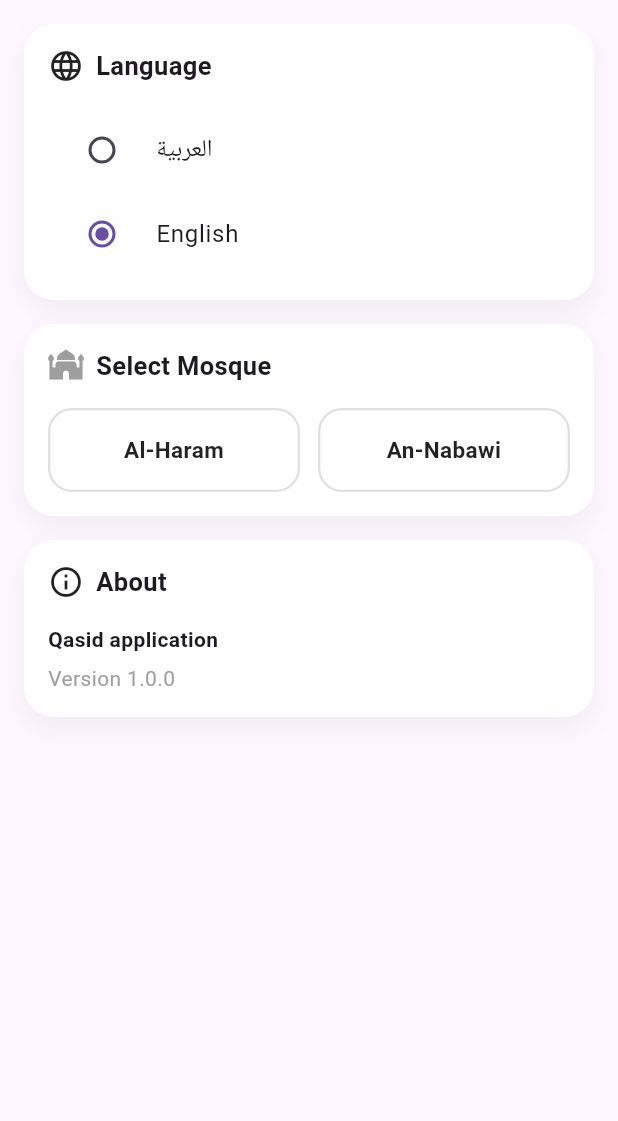
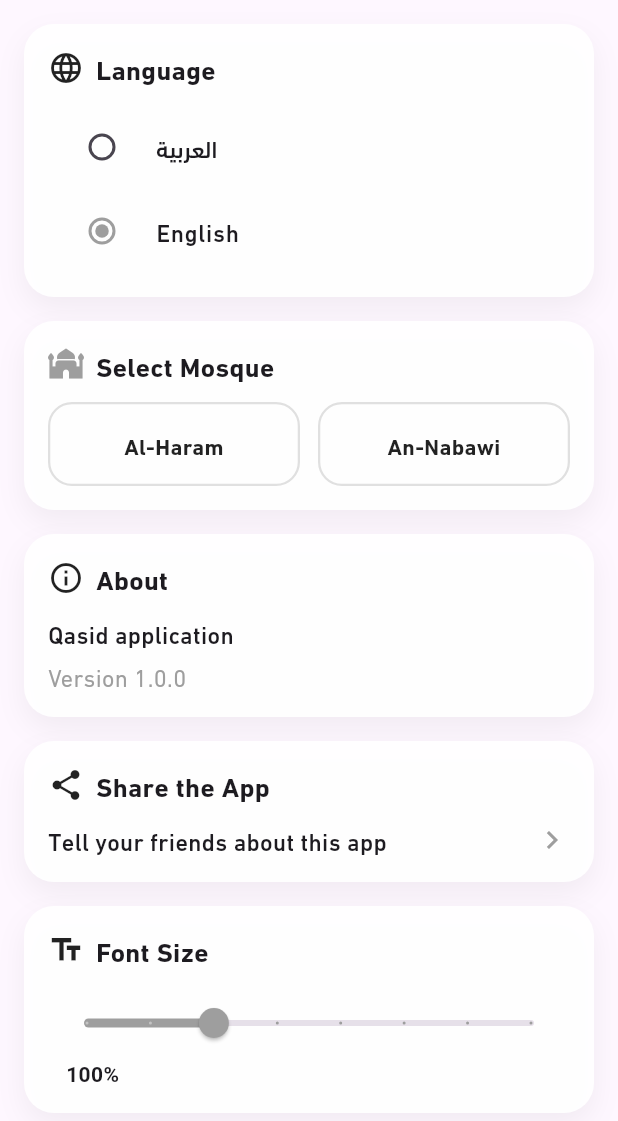
Before and after one commit to HajjiAnwer/Qasid-app, a Flutter app: the SettingsPage screen opened directly with empty values, after a tap on "English", on a phone screen of 412 x 824 dp. Shown: the top 1121 px of the screen. Run offline on Flutter 3.47's test engine with Material 3 defaults, Android fonts, the phone set to English and light mode, and no system bars; our stand-ins replace hijri, hive, hive_flutter, share_plus, shared_preferences, webview_flutter; accounts and stored records are empty; network calls fail; Roboto replaces fonts that are missing (SF Pro).

Commit message:
fix settings text font && integrate font scale

```diff
--- a/lib/app_state.dart
+++ b/lib/app_state.dart
@@ -7,6 +7,14 @@ class AppState extends ChangeNotifier {
 
   Locale get locale => _locale;
   double get textScale => _textScale;
+
+  double _fontScale = 1.0; // default normal
+  double get fontScale => _fontScale;
+
+  void setFontScale(double scale) {
+    _fontScale = scale;
+    notifyListeners();
+  }
 
   Future<void> load() async {
     final prefs = await SharedPreferences.getInstance();
--- a/lib/features/settings/settings_page.dart
+++ b/lib/features/settings/settings_page.dart
@@ -1,6 +1,6 @@
 import 'package:flutter/material.dart';
 import 'package:provider/provider.dart';
-
+import 'package:share_plus/share_plus.dart';
 import '../../app_state.dart';
 import '../../l10n/app_localizations.dart';
 
@@ -31,20 +31,34 @@ class SettingsPage extends StatelessWidget {
             child: Column(
               children: [
                 RadioListTile<bool>(
-                  title: Text(l10n.arabic),
+                  title: Text(
+                    l10n.arabic,
+                    style: const TextStyle(
+                      fontSize: 16,
+                      fontWeight: FontWeight.w500,
+                      fontFamily: 'DINNextLTArabic',
+                    ),
+                  ),
                   value: true,
                   groupValue: Localizations.localeOf(context).languageCode.startsWith('ar'),
                     onChanged: (v) =>
                         context.read<AppState>().setLocale(const Locale('ar')),
-
+                  activeColor: primaryColor,
                 ),
                 RadioListTile<bool>(
-                  title: Text(l10n.english),
+                  title: Text(
+                    l10n.english,
+                    style: const TextStyle(
+                      fontSize: 16,
+                      fontWeight: FontWeight.w500,
+                      fontFamily: 'DINNextLTArabic',
+                    ),
+                  ),
                   value: false,
                   groupValue: Localizations.localeOf(context).languageCode.startsWith('ar'),
                     onChanged: (v) =>
                         context.read<AppState>().setLocale(const Locale('en')),
-
+                  activeColor: primaryColor,
                 ),
               ],
             ),
@@ -129,16 +143,76 @@ class SettingsPage extends StatelessWidget {
               children: [
                 Text(
                   l10n.appName,
-                  style: const TextStyle(fontWeight: FontWeight.bold),
+                  style: const TextStyle(
+                    fontSize: 16,
+                    fontWeight: FontWeight.w500,
+                    fontFamily: 'DINNextLTArabic',
+                  ),
                 ),
                 const SizedBox(height: 6),
                 Text(
                   l10n.version,
-                  style: const TextStyle(color: Colors.grey),
+                  style: const TextStyle(
+                    color: Colors.grey,
+                    fontSize: 16,
+                    fontWeight: FontWeight.w400,
+                    fontFamily: 'DINNextLTArabic',
+                  ),
                 ),
               ],
             ),
           ),
+
+          const SizedBox(height: 16),
+
+          /// ================= Share the App =================
+          _SettingCard(
+            title: l10n.shareApp,
+            icon: Icons.share,
+            child: _SettingRow(
+              title: l10n.shareAppDescription,// e.g., "Share this app with your friends"
+              showArrow: true,
+              onTap: () {
+                Share.share(
+                  'Check out this amazing app: https://example.com', // replace with your app link
+                );
+              },
+            ),
+          ),
+
+          const SizedBox(height: 16),
+
+          /// ================= Font Scale =================
+          _SettingCard(
+            title: l10n.fontScale,
+            icon: Icons.text_fields,
+            child: Column(
+              crossAxisAlignment: CrossAxisAlignment.start,
+              children: [
+                Slider(
+                  value: context.watch<AppState>().fontScale,
+                  min: 0.8,
+                  max: 1.5,
+                  divisions: 7, // steps: 0.8, 0.9, 1.0 ... 1.5
+                  label: '${(context.watch<AppState>().fontScale * 100).round()}%',
+                  activeColor: primaryColor, // ✅ primary color tint
+                  onChanged: (value) {
+                    context.read<AppState>().setFontScale(value);
+                  },
+                ),
+                Padding(
+                  padding: const EdgeInsets.only(left: 12),
+                  child: Text(
+                    '${(context.watch<AppState>().fontScale * 100).round()}%',
+                    style: const TextStyle(
+                      fontWeight: FontWeight.bold,
+                    ),
+                  ),
+                ),
+              ],
+            ),
+          ),
+
         ],
       ),
     );
@@ -185,13 +259,14 @@ class _SettingCard extends StatelessWidget {
               Text(
                 title,
                 style: const TextStyle(
-                  fontSize: 17,
-                  fontWeight: FontWeight.bold,
+                  fontSize: 18,
+                  fontWeight: FontWeight.w700,
+                  fontFamily: 'DINNextLTArabic',
                 ),
               ),
             ],
           ),
-          const SizedBox(height: 16),
+          const SizedBox(height: 12),
           child,
         ],
       ),
@@ -226,8 +301,9 @@ class _SettingRow extends StatelessWidget {
               children: [
                 Text(title,
                     style: const TextStyle(
-                      fontSize: 14,
+                      fontSize: 16,
                       fontWeight: FontWeight.w500,
+                      fontFamily: 'DINNextLTArabic',
                     )),
                 if (value != null)
                   Padding(
@@ -236,6 +312,8 @@ class _SettingRow extends StatelessWidget {
                       value!,
                       style: const TextStyle(
                         fontSize: 12,
+                        fontWeight: FontWeight.w500,
+                        fontFamily: 'DINNextLTArabic',
                         color: Colors.grey,
                       ),
                     ),
@@ -296,8 +374,9 @@ class _MosqueButton extends StatelessWidget {
             textAlign: TextAlign.center,
             style: TextStyle(
               color: selected ? Colors.white : Colors.black87,
-              fontWeight: FontWeight.bold,
               fontSize: 15,
+              fontWeight: FontWeight.w700,
+              fontFamily: 'DINNextLTArabic',
             ),
           ),
         ),
--- a/lib/l10n/app_ar.arb
+++ b/lib/l10n/app_ar.arb
@@ -47,5 +47,8 @@
   "english": "English",
   "titleApp": "تطبيق القاصد",
   "services": "الخدمات",
-  "liveStream": "بث مباشر"
+  "liveStream": "بث مباشر",
+  "shareApp": "مشاركة التطبيق",
+  "shareAppDescription": "أخبر أصدقائك عن هذا التطبيق",
+  "fontScale": "حجم الخط"
 }
--- a/lib/l10n/app_en.arb
+++ b/lib/l10n/app_en.arb
@@ -47,5 +47,8 @@
   "english": "English",
   "titleApp": "Qasid application",
   "services": "Services",
-  "liveStream": "Live Stream"
+  "liveStream": "Live",
+  "shareApp": "Share the App",
+  "shareAppDescription": "Tell your friends about this app",
+  "fontScale": "Font Size"
 }
--- a/lib/l10n/app_localizations.dart
+++ b/lib/l10n/app_localizations.dart
@@ -66,6 +66,7 @@ extension AppLocalizationsX on BuildContext {
   AppLocalizations get l10n => AppLocalizations.of(this) ?? AppLocalizations.defaultLocalization;
 }
 
+
 abstract class AppLocalizations {
   AppLocalizations(String locale) : localeName = intl.Intl.canonicalizedLocale(locale.toString());
 
@@ -77,7 +78,6 @@ abstract class AppLocalizations {
 
   static const LocalizationsDelegate<AppLocalizations> delegate = _AppLocalizationsDelegate();
   static final AppLocalizations defaultLocalization = AppLocalizationsAr();
-
   /// A list of this localizations delegate along with the default localizations
   /// delegates.
   ///
@@ -394,6 +394,24 @@ abstract class AppLocalizations {
   /// In en, this message translates to:
   /// **'Live Stream'**
   String get liveStream;
+
+  /// No description provided for @shareApp.
+  ///
+  /// In en, this message translates to:
+  /// **'Share the App'**
+  String get shareApp;
+
+  /// No description provided for @shareAppDescription.
+  ///
+  /// In en, this message translates to:
+  /// **'Tell your friends about this app'**
+  String get shareAppDescription;
+
+  /// No description provided for @fontScale.
+  ///
+  /// In en, this message translates to:
+  /// **'Font Size'**
+  String get fontScale;
 }
 
 class _AppLocalizationsDelegate extends LocalizationsDelegate<AppLocalizations> {
--- a/lib/l10n/app_localizations_ar.dart
+++ b/lib/l10n/app_localizations_ar.dart
@@ -154,4 +154,13 @@ class AppLocalizationsAr extends AppLocalizations {
 
   @override
   String get liveStream => 'بث مباشر';
+
+  @override
+  String get shareApp => 'مشاركة التطبيق';
+
+  @override
+  String get shareAppDescription => 'أخبر أصدقائك عن هذا التطبيق';
+
+  @override
+  String get fontScale => 'حجم الخط';
 }
--- a/lib/l10n/app_localizations_en.dart
+++ b/lib/l10n/app_localizations_en.dart
@@ -154,4 +154,13 @@ class AppLocalizationsEn extends AppLocalizations {
 
   @override
   String get liveStream => 'Live Stream';
+
+  @override
+  String get shareApp => 'Share the App';
+
+  @override
+  String get shareAppDescription => 'Tell your friends about this app';
+
+  @override
+  String get fontScale => 'Font Size';
 }
--- a/lib/main.dart
+++ b/lib/main.dart
@@ -109,7 +109,7 @@ class QasidApp extends StatelessWidget {
         brightness: Brightness.light,
       ),
       builder: (context, child) {
-        final scale = appState.textScale;
+        final scale = appState.fontScale;
         return MediaQuery(
           data: MediaQuery.of(context).copyWith(textScaleFactor: scale),
           child: Directionality(
--- a/pubspec.yaml
+++ b/pubspec.yaml
@@ -48,6 +48,8 @@ dependencies:
   hive_flutter: ^1.1.0
   build_runner: ^2.4.8
   hive_generator: ^2.0.1
+  share_plus: ^12.0.1
+
 dev_dependencies:
   flutter_test:
     sdk: flutter
```
Also changed, not shown: pubspec.lock, 4 other files.
